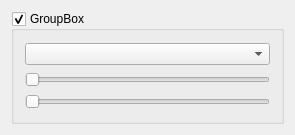
Before: the Qt Designer form software/channel.ui in UC3Music/Shiva, drawn with Qt 5.
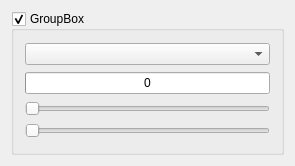
After: the same form once the commit is applied.

Commit message: Add support for feedback on a single channel

Patch:
```diff
--- a/software/channel.ui
+++ b/software/channel.ui
@@ -7,7 +7,7 @@
     <x>0</x>
     <y>0</y>
     <width>295</width>
-    <height>135</height>
+    <height>166</height>
    </rect>
   </property>
   <property name="windowTitle">
@@ -32,6 +32,22 @@
       <item>
        <widget class="QComboBox" name="noteComboBox"/>
       </item>
+      <item>
+       <widget class="QProgressBar" name="valueBar">
+        <property name="maximum">
+         <number>1023</number>
+        </property>
+        <property name="value">
+         <number>0</number>
+        </property>
+        <property name="textVisible">
+         <bool>true</bool>
+        </property>
+        <property name="format">
+         <string>%v</string>
+        </property>
+       </widget>
+      </item>
       <item>
        <widget class="QSlider" name="triggerThresholdSlider">
         <property name="orientation">
```
The commit also changes 2 other files.
